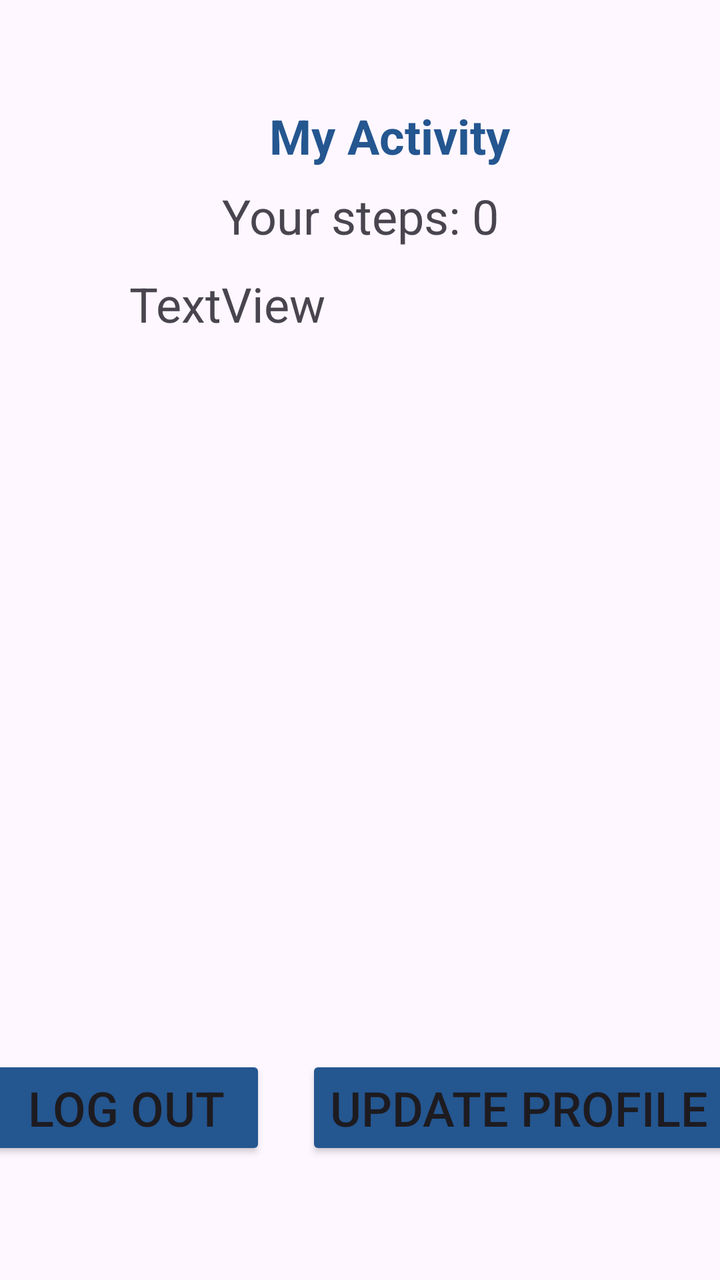
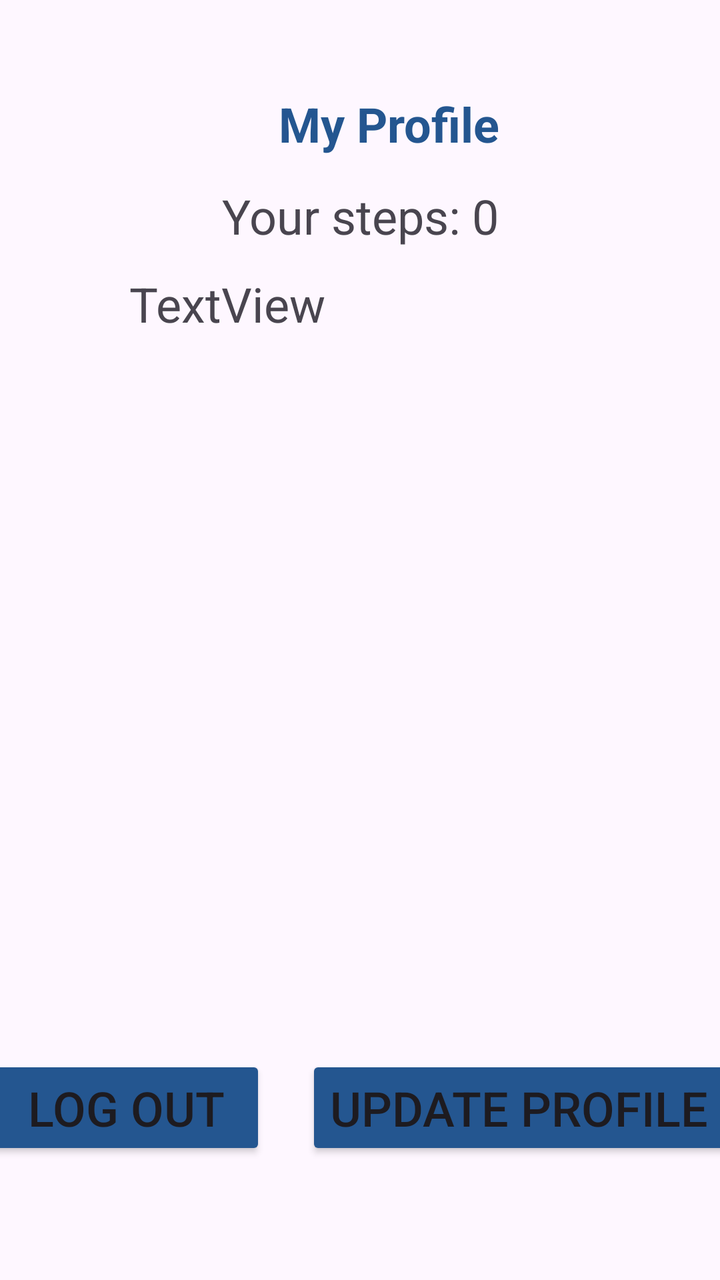

The first picture is an Android layout as it rendered before a commit; the second is the same layout after the commit. The layout source and the unified diff follow.
<!-- AndroidManifest.xml: application theme Theme.LifeCycleV6 -->
<!-- res/layout/activity_homepage.xml -->
<?xml version="1.0" encoding="utf-8"?>
<androidx.constraintlayout.widget.ConstraintLayout xmlns:android="http://schemas.android.com/apk/res/android"
    xmlns:app="http://schemas.android.com/apk/res-auto"
    xmlns:tools="http://schemas.android.com/tools"
    android:id="@+id/main"
    android:layout_width="match_parent"
    android:layout_height="match_parent"
    tools:context=".HomepageActivity">

    <TextView
        android:id="@+id/textView2"
        android:layout_width="wrap_content"
        android:layout_height="wrap_content"
        android:layout_marginLeft="100dp"
        android:text="My Activity"
        android:textColor="@color/AccentBlue"
        android:textColorLink="@color/AccentBlue"
        android:textSize="24sp"
        android:textStyle="bold"
        app:layout_constraintBottom_toBottomOf="parent"
        app:layout_constraintEnd_toEndOf="parent"
        app:layout_constraintHorizontal_bias="0.248"
        app:layout_constraintStart_toStartOf="parent"
        app:layout_constraintTop_toTopOf="parent"
        app:layout_constraintVertical_bias="0.085" />

    <TextView
        android:id="@+id/steps"
        android:layout_width="wrap_content"
        android:layout_height="wrap_content"
        android:text="Your steps: 0"
        android:textSize="24sp"
        app:layout_constraintBottom_toTopOf="@+id/linearLayout"
        app:layout_constraintEnd_toEndOf="parent"
        app:layout_constraintStart_toStartOf="parent"
        app:layout_constraintTop_toTopOf="parent"
        app:layout_constraintVertical_bias="0.185" />

    <LinearLayout
        android:id="@+id/linearLayout"
        android:layout_width="373dp"
        android:layout_height="75dp"
        android:orientation="horizontal"
        app:layout_constraintBottom_toBottomOf="parent"
        app:layout_constraintEnd_toEndOf="parent"
        app:layout_constraintHorizontal_bias="0.578"
        app:layout_constraintStart_toStartOf="parent"
        app:layout_constraintTop_toTopOf="parent"
        app:layout_constraintVertical_bias="0.934">

        <Button
            android:id="@+id/logout"
            android:layout_width="wrap_content"
            android:layout_height="wrap_content"
            android:layout_marginRight="20dp"
            android:layout_weight="1"
            android:backgroundTint="@color/AccentBlue"
            android:text="Log out"
            android:textSize="24sp" />

        <Button
            android:id="@+id/countBMIbtn"
            android:layout_width="wrap_content"
            android:layout_height="wrap_content"
            android:backgroundTint="@color/AccentBlue"
            android:text="Update Profile"
            android:textColorLink="@color/AccentWhite"
            android:textSize="24sp" />
    </LinearLayout>

    <LinearLayout
        android:layout_width="276dp"
        android:layout_height="434dp"
        android:orientation="vertical"
        app:layout_constraintBottom_toBottomOf="parent"
        app:layout_constraintEnd_toEndOf="parent"
        app:layout_constraintHorizontal_bias="0.77"
        app:layout_constraintStart_toStartOf="parent"
        app:layout_constraintTop_toTopOf="parent"
        app:layout_constraintVertical_bias="0.659">

        <TextView
            android:id="@+id/profile"
            android:layout_width="match_parent"
            android:layout_height="wrap_content"
            android:text="TextView"
            android:textSize="24sp" />

    </LinearLayout>

</androidx.constraintlayout.widget.ConstraintLayout>
<!-- resources referenced by this layout -->
<resources>
  <color name="AccentBlue">#245690</color>
  <color name="AccentWhite">#F7F5EF</color>
  <style name="Theme.LifeCycleV6" parent="Base.Theme.LifeCycleV6" />
  <style name="Base.Theme.LifeCycleV6" parent="Theme.Material3.DayNight.NoActionBar">
          
          
      </style>
</resources>

<!-- the commit's change to res/layout/activity_homepage.xml (unified diff, before → after) -->
@@ -12,17 +12,17 @@
         android:layout_width="wrap_content"
         android:layout_height="wrap_content"
         android:layout_marginLeft="100dp"
-        android:text="My Activity"
+        android:text="My Profile"
         android:textColor="@color/AccentBlue"
         android:textColorLink="@color/AccentBlue"
         android:textSize="24sp"
         android:textStyle="bold"
         app:layout_constraintBottom_toBottomOf="parent"
         app:layout_constraintEnd_toEndOf="parent"
-        app:layout_constraintHorizontal_bias="0.248"
+        app:layout_constraintHorizontal_bias="0.263"
         app:layout_constraintStart_toStartOf="parent"
         app:layout_constraintTop_toTopOf="parent"
-        app:layout_constraintVertical_bias="0.085" />
+        app:layout_constraintVertical_bias="0.075" />
 
     <TextView
         android:id="@+id/steps"
